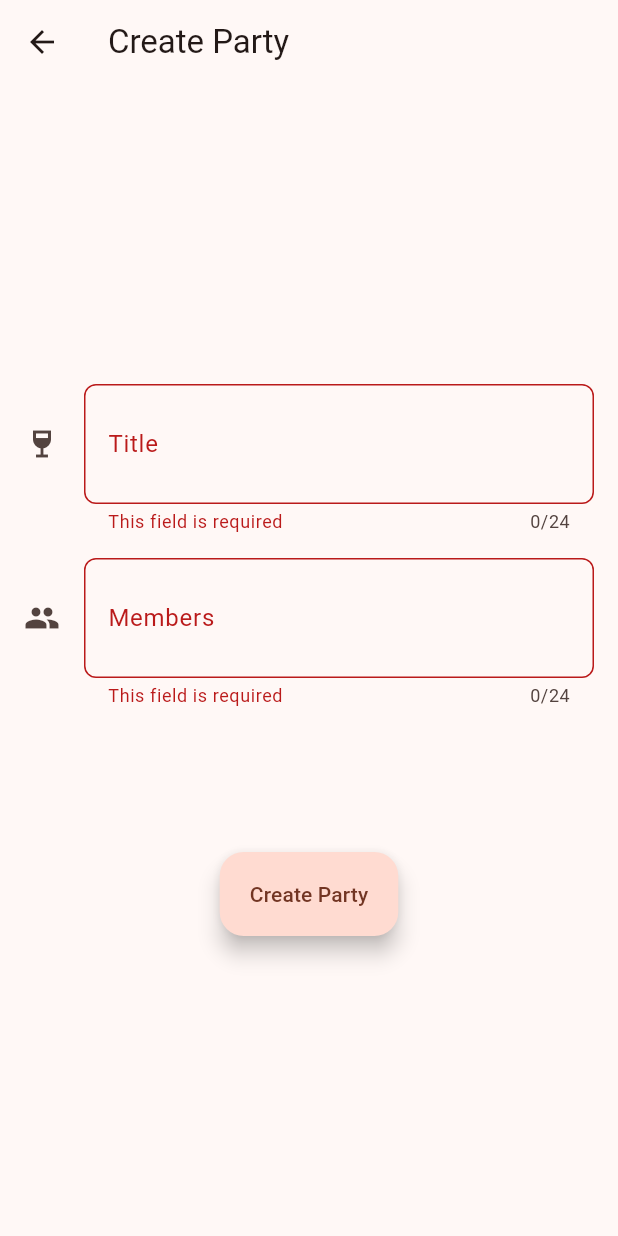
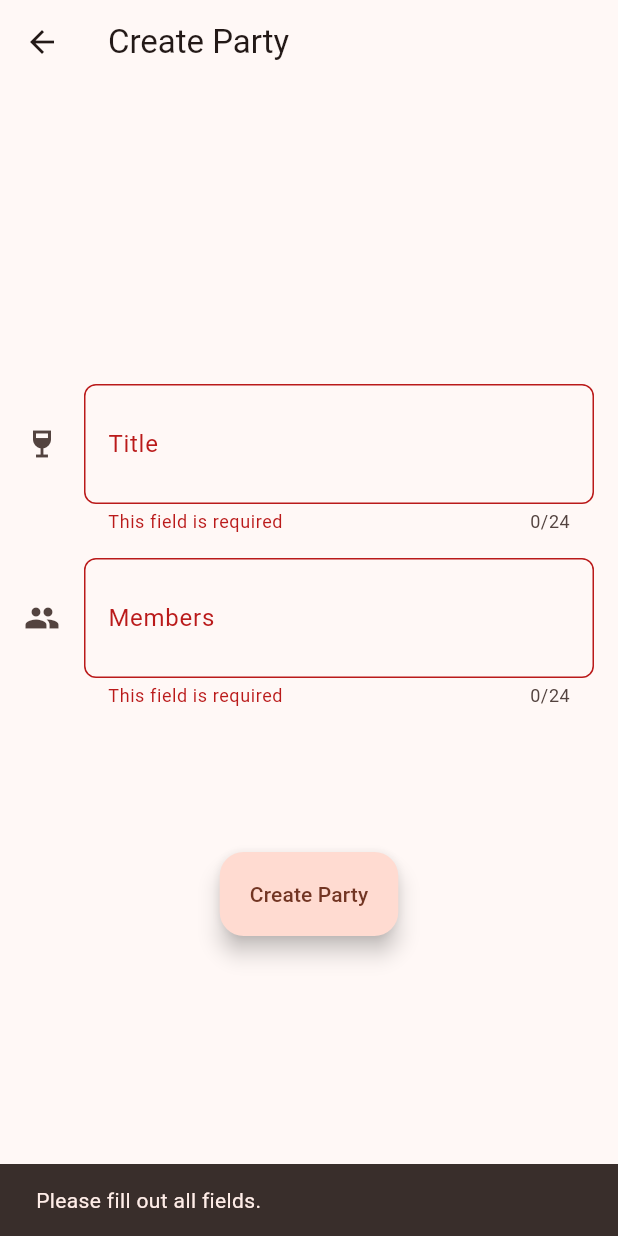
Before and after one commit to yhakamay/super-soroban, a Flutter app: the CreatePartyPage screen opened directly, after a tap on "Create Party", on a phone screen of 412 x 824 dp. Run offline on Flutter 3.47's test engine with Material 2 defaults, Android fonts, the phone set to English and light mode, and no system bars; our stand-ins replace firebase_auth, firebase_core; missing offline and left inert: flutterfire_ui; accounts and stored records are empty.

Commit message:
Send party data to Firebase

```diff
--- a/lib/atoms/create_party_fab.dart
+++ b/lib/atoms/create_party_fab.dart
@@ -1,29 +1,75 @@
+import 'package:cloud_firestore/cloud_firestore.dart';
+import 'package:firebase_auth/firebase_auth.dart';
 import 'package:flutter/material.dart';
+import 'package:motchi/models/party.dart';
 
-class CreatePartyFAB extends StatelessWidget {
+class CreatePartyFAB extends StatefulWidget {
   const CreatePartyFAB({
     Key? key,
     required this.formKey,
+    required this.party,
   }) : super(key: key);
 
   final GlobalKey<FormState> formKey;
+  final Party party;
 
+  @override
+  State<CreatePartyFAB> createState() => _CreatePartyFABState();
+}
+
+class _CreatePartyFABState extends State<CreatePartyFAB> {
   @override
   Widget build(BuildContext context) {
     return FloatingActionButton.extended(
       onPressed: () async {
-        if (formKey.currentState!.validate()) {
-          ScaffoldMessenger.of(context).hideCurrentSnackBar();
-          ScaffoldMessenger.of(context).showSnackBar(
-            const SnackBar(
-              content: Text('Processing Data'),
-            ),
-          );
+        if (widget.formKey.currentState!.validate()) {
+          _hideCurrentSnackBar(context);
+          _showSnackBar(context, 'Creating party...');
 
-          // TODO: Send data to Firestore
+          await _createPartyOnFirestore();
+          await Future.delayed(const Duration(milliseconds: 500));
+
+          if (!mounted) return;
+          _hideCurrentSnackBar(context);
+          _showSnackBar(context, 'Party created!');
+        } else {
+          _hideCurrentSnackBar(context);
+          _showSnackBar(context, 'Please fill out all fields.');
         }
       },
       label: const Text('Create Party'),
     );
   }
+
+  Future<void> _createPartyOnFirestore() async {
+    final parties = FirebaseFirestore.instance.collection('parties');
+    await parties.add(widget.party.toJson()).then((DocumentReference doc) {
+      parties.doc(doc.id).update({'id': doc.id});
+      _addPartyToUser(doc.id);
+    });
+  }
+
+  Future<void> _addPartyToUser(String id) async {
+    final uid = FirebaseAuth.instance.currentUser!.uid;
+    final myDoc = FirebaseFirestore.instance.collection('users').doc(uid);
+    final myParties = myDoc.collection('parties');
+
+    await myParties.doc(id).set({
+      // Only add id; Other data will be read from 'parties' collection.
+      // Actually this is not necessary, but document cannot be blank.
+      'id': id,
+    });
+    print('added party to firestore');
+  }
+
+  void _hideCurrentSnackBar(BuildContext context) =>
+      ScaffoldMessenger.of(context).hideCurrentSnackBar();
+
+  void _showSnackBar(BuildContext context, String message) {
+    ScaffoldMessenger.of(context).showSnackBar(
+      SnackBar(
+        content: Text(message),
+      ),
+    );
+  }
 }
--- a/lib/pages/create_party_page.dart
+++ b/lib/pages/create_party_page.dart
@@ -1,4 +1,5 @@
 import 'package:flutter/material.dart';
+import 'package:motchi/models/party.dart';
 
 import '../atoms/create_party_fab.dart';
 import '../models/ss_user.dart';
@@ -83,7 +84,16 @@ class _CreatePartyPageState extends State<CreatePartyPage> {
                 ),
               ),
               const SizedBox(height: 16.0),
-              CreatePartyFAB(formKey: _formKey),
+              CreatePartyFAB(
+                formKey: _formKey,
+                party: Party(
+                  // Will be assigned by Firestore
+                  id: null,
+                  title: _title,
+                  members: _members,
+                  expenses: null,
+                ),
+              ),
             ],
           ),
         ),
```
